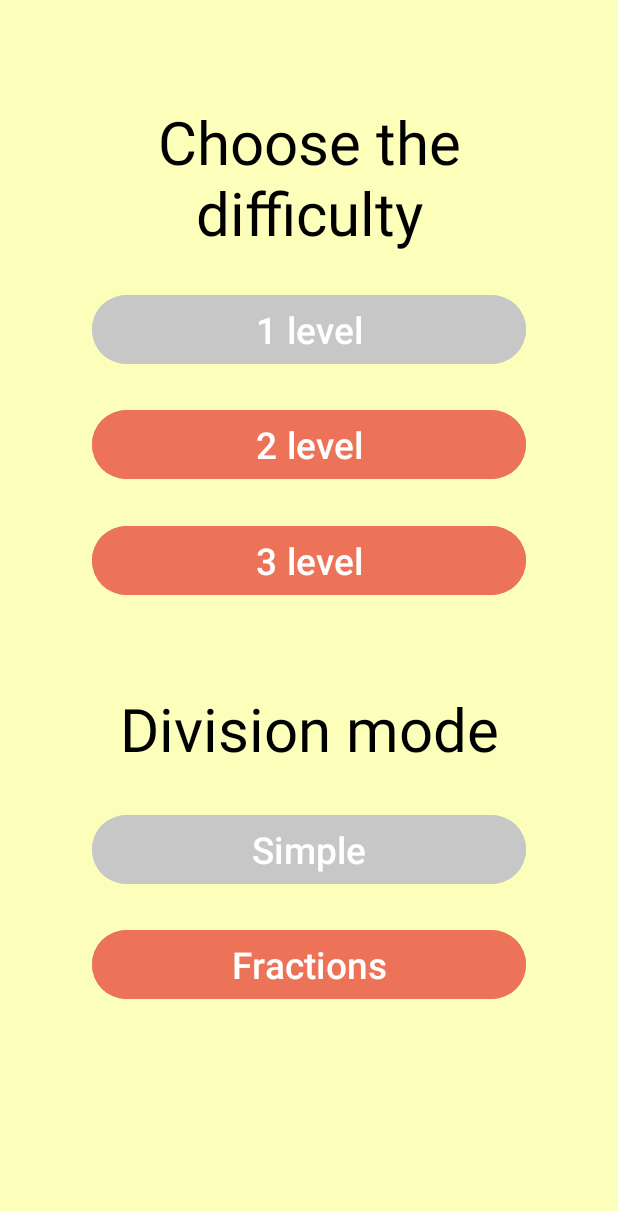
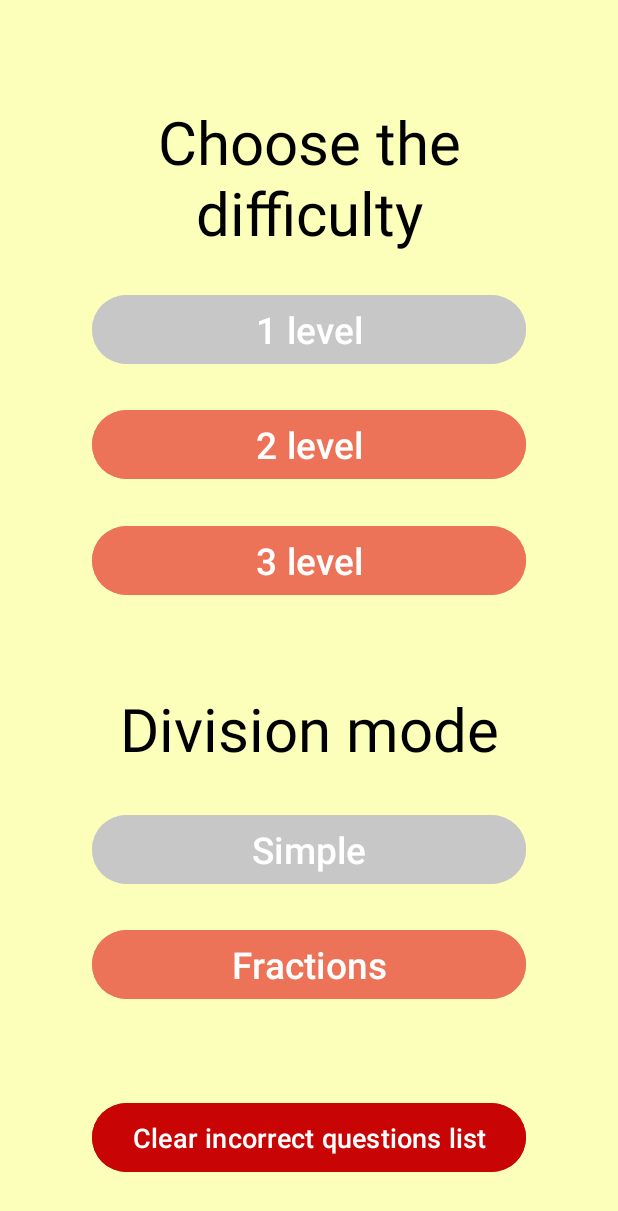
Before and after one commit to MaksymNaboka/MathTestApp, an Android app: the SettingsActivity screen opened directly, with no data from a screen before it, on a phone screen of 412 x 824 dp. Shown: the top 1211 px of the screen. Run offline under Robolectric (Android 15) with nearby library versions, the phone set to English and light mode, and no system bars.

Commit message:
Some small changes
>changed min and max values for equations
>added button that clears incorrect question list (in settings)

```diff
--- a/app/build.gradle
+++ b/app/build.gradle
@@ -11,7 +11,7 @@ android {
         minSdk 26
         targetSdk 34
         versionCode 1
-        versionName "2.0"
+        versionName "2.2"
         setProperty("archivesBaseName", "MathTestApp v$versionName")//changes the name of apk
 
         testInstrumentationRunner "androidx.test.runner.AndroidJUnitRunner"
--- a/app/src/main/java/com/example/mathtestapp/GeneralQuestionsActivity.java
+++ b/app/src/main/java/com/example/mathtestapp/GeneralQuestionsActivity.java
@@ -75,13 +75,13 @@ public class GeneralQuestionsActivity extends AppCompatActivity {
                         break;
                 }
                 break;
-            case 2://multiplication
+            case 2://multiplication/ doesn't have 0 and 1 because they are too trivial
                 switch (level){
                     case 1:
-                        minNum = 0; maxNum = 9;
+                        minNum = 2; maxNum = 9;
                         break;
                     case 2:
-                        minNum = 0; maxNum = 20;
+                        minNum = 2; maxNum = 20;
                         break;
                     case 3:
                         minNum = 10; maxNum = 30;
--- a/app/src/main/java/com/example/mathtestapp/Main.java
+++ b/app/src/main/java/com/example/mathtestapp/Main.java
@@ -102,4 +102,8 @@ public class Main {
             e.printStackTrace();
         }
     }
+
+    public static void clearIQList(){
+        incorrectQuestionsList.clear();
+    }
 }
--- a/app/src/main/res/layout/activity_settings.xml
+++ b/app/src/main/res/layout/activity_settings.xml
@@ -125,4 +125,21 @@
         app:layout_constraintStart_toStartOf="parent"
         app:layout_constraintTop_toTopOf="parent"
         app:layout_constraintVertical_bias="0.800" />
+
+    <Button
+        android:id="@+id/resetIncorrectQuestions"
+        android:layout_width="289dp"
+        android:layout_height="54dp"
+        android:autoSizeMaxTextSize="50sp"
+        android:autoSizeTextType="uniform"
+        android:backgroundTint="#c90404"
+        android:onClick="clearIQList"
+        android:tag="hard"
+        android:text="Clear incorrect questions list"
+        android:textColor="#FFFFFF"
+        app:layout_constraintBottom_toBottomOf="parent"
+        app:layout_constraintEnd_toEndOf="parent"
+        app:layout_constraintStart_toStartOf="parent"
+        app:layout_constraintTop_toTopOf="parent"
+        app:layout_constraintVertical_bias="0.950" />
 </androidx.constraintlayout.widget.ConstraintLayout>
```
Also changed, not shown: app/src/main/java/com/example/mathtestapp/SettingsActivity.java (+16 -0 lines), 4 other files.
